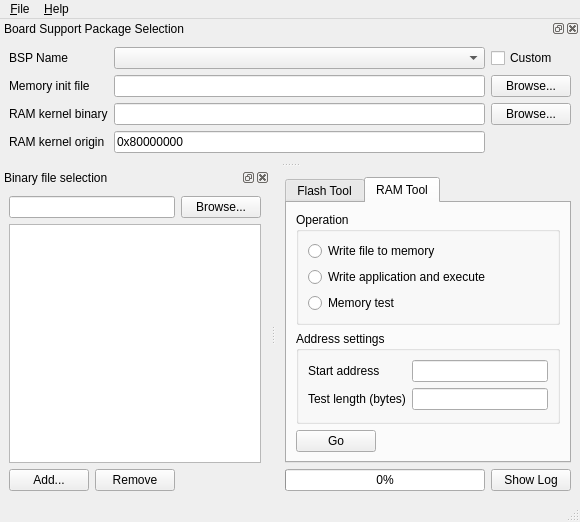
Before: the Qt Designer form mx-toolkit-ui/mainwindow.ui in hbock/pyatk, drawn with Qt 5.
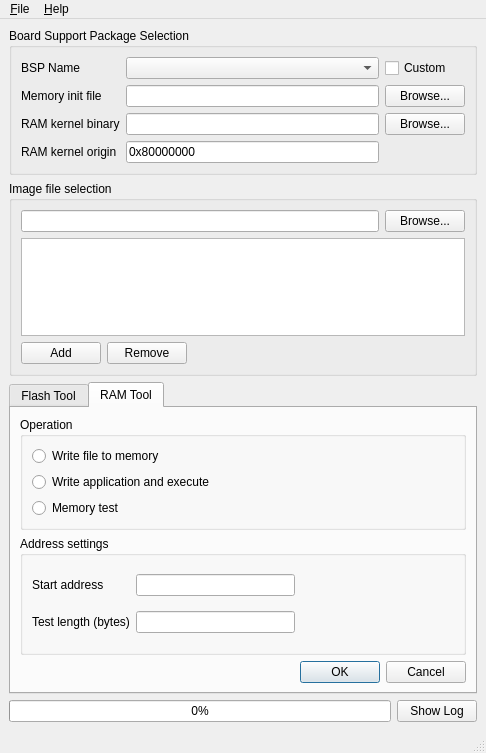
After: the same form once the commit is applied. The open tabs and pages were chosen to show the change.

Commit message:
mx-toolkit-ui: more UI re-arranging; begin implementation of file history table; add address validators
 - All length/address QLineEdits now only accept valid integer notations: decimal, hexadecimal (0x prefix), octal (0o prefix), binary (0b prefix)
 - Scrap dock widgets, too complicated to deal with/lay out
 - Implement adding items to the file history table

Patch:
```diff
--- a/mx-toolkit-ui/mainwindow.ui
+++ b/mx-toolkit-ui/mainwindow.ui
@@ -6,8 +6,8 @@
    <rect>
     <x>0</x>
     <y>0</y>
-    <width>580</width>
-    <height>516</height>
+    <width>486</width>
+    <height>753</height>
    </rect>
   </property>
   <property name="windowTitle">
@@ -20,8 +20,82 @@
    <set>QMainWindow::AllowTabbedDocks|QMainWindow::AnimatedDocks</set>
   </property>
   <widget class="QWidget" name="centralwidget">
-   <layout class="QGridLayout" name="gridLayout_2">
-    <item row="0" column="0" colspan="2">
+   <layout class="QGridLayout" name="gridLayout_3">
+    <item row="1" column="0" colspan="2">
+     <widget class="QGroupBox" name="groupBox">
+      <property name="title">
+       <string>Image file selection</string>
+      </property>
+      <layout class="QGridLayout" name="gridLayout_2">
+       <item row="2" column="1" colspan="2">
+        <widget class="QPushButton" name="binary_file_table_remove_button">
+         <property name="sizePolicy">
+          <sizepolicy hsizetype="Maximum" vsizetype="Fixed">
+           <horstretch>0</horstretch>
+           <verstretch>0</verstretch>
+          </sizepolicy>
+         </property>
+         <property name="text">
+          <string>Remove</string>
+         </property>
+        </widget>
+       </item>
+       <item row="0" column="2">
+        <widget class="QPushButton" name="binary_file_browse_button">
+         <property name="sizePolicy">
+          <sizepolicy hsizetype="Maximum" vsizetype="Fixed">
+           <horstretch>0</horstretch>
+           <verstretch>0</verstretch>
+          </sizepolicy>
+         </property>
+         <property name="text">
+          <string>Browse...</string>
+         </property>
+        </widget>
+       </item>
+       <item row="0" column="0" colspan="2">
+        <widget class="QLineEdit" name="binary_file_lineedit">
+         <property name="sizePolicy">
+          <sizepolicy hsizetype="Minimum" vsizetype="Fixed">
+           <horstretch>0</horstretch>
+           <verstretch>0</verstretch>
+          </sizepolicy>
+         </property>
+        </widget>
+       </item>
+       <item row="2" column="0">
+        <widget class="QPushButton" name="binary_file_table_add_button">
+         <property name="sizePolicy">
+          <sizepolicy hsizetype="Maximum" vsizetype="Fixed">
+           <horstretch>0</horstretch>
+           <verstretch>0</verstretch>
+          </sizepolicy>
+         </property>
+         <property name="text">
+          <string>Add</string>
+         </property>
+        </widget>
+       </item>
+       <item row="1" column="0" colspan="3">
+        <widget class="QTableView" name="binary_file_history_tableview"/>
+       </item>
+      </layout>
+      <zorder>binary_file_table_remove_button</zorder>
+      <zorder>binary_file_table_add_button</zorder>
+      <zorder>binary_file_browse_button</zorder>
+      <zorder>binary_file_lineedit</zorder>
+      <zorder>binary_file_history_tableview</zorder>
+      <zorder>binary_file_table_add_button</zorder>
+      <zorder>binary_file_browse_button</zorder>
+      <zorder>binary_file_lineedit</zorder>
+      <zorder>binary_file_history_tableview</zorder>
+      <zorder>binary_file_lineedit</zorder>
+      <zorder>binary_file_browse_button</zorder>
+      <zorder>binary_file_history_tableview</zorder>
+      <zorder>binary_file_table_add_button</zorder>
+     </widget>
+    </item>
+    <item row="2" column="0" colspan="2">
      <widget class="QTabWidget" name="tabWidget">
       <property name="sizePolicy">
        <sizepolicy hsizetype="Preferred" vsizetype="Preferred">
@@ -114,6 +188,19 @@
              </property>
             </widget>
            </item>
+           <item row="0" column="2">
+            <spacer name="horizontalSpacer">
+             <property name="orientation">
+              <enum>Qt::Horizontal</enum>
+             </property>
+             <property name="sizeHint" stdset="0">
+              <size>
+               <width>40</width>
+               <height>20</height>
+              </size>
+             </property>
+            </spacer>
+           </item>
           </layout>
          </widget>
         </item>
@@ -132,13 +219,6 @@
            <set>Qt::AlignLeading|Qt::AlignLeft|Qt::AlignTop</set>
           </property>
           <layout class="QVBoxLayout" name="verticalLayout_6">
-           <item>
-            <widget class="QCheckBox" name="flash_lba_checkbox">
-             <property name="text">
-              <string>LBA</string>
-             </property>
-            </widget>
-           </item>
            <item>
             <widget class="QCheckBox" name="flash_bbt_checkbox">
              <property name="text">
@@ -146,6 +226,13 @@
              </property>
             </widget>
            </item>
+           <item>
+            <widget class="QCheckBox" name="flash_lba_checkbox">
+             <property name="text">
+              <string>LBA</string>
+             </property>
+            </widget>
+           </item>
            <item>
             <widget class="QCheckBox" name="flash_swap_bi_checkbox">
              <property name="text">
@@ -163,6 +250,13 @@
           </layout>
          </widget>
         </item>
+        <item row="2" column="0" colspan="2">
+         <widget class="QDialogButtonBox" name="flash_tool_buttonbox">
+          <property name="standardButtons">
+           <set>QDialogButtonBox::Cancel|QDialogButtonBox::Ok</set>
+          </property>
+         </widget>
+        </item>
        </layout>
       </widget>
       <widget class="QWidget" name="tab">
@@ -179,6 +273,20 @@
            <string>Address settings</string>
           </property>
           <layout class="QGridLayout" name="gridLayout_6">
+           <item row="1" column="1">
+            <widget class="QLineEdit" name="memory_operation_length_lineedit">
+             <property name="alignment">
+              <set>Qt::AlignLeading|Qt::AlignLeft|Qt::AlignTop</set>
+             </property>
+            </widget>
+           </item>
+           <item row="0" column="1">
+            <widget class="QLineEdit" name="memory_operation_address_lineedit">
+             <property name="alignment">
+              <set>Qt::AlignLeading|Qt::AlignLeft|Qt::AlignTop</set>
+             </property>
+            </widget>
+           </item>
            <item row="0" column="0">
             <widget class="QLabel" name="label_7">
              <property name="text">
@@ -186,20 +294,6 @@
              </property>
             </widget>
            </item>
-           <item row="0" column="1">
-            <widget class="QLineEdit" name="memory_operation_address_lineedit">
-             <property name="alignment">
-              <set>Qt::AlignLeading|Qt::AlignLeft|Qt::AlignTop</set>
-             </property>
-            </widget>
-           </item>
-           <item row="1" column="1">
-            <widget class="QLineEdit" name="memory_operation_length_lineedit">
-             <property name="alignment">
-              <set>Qt::AlignLeading|Qt::AlignLeft|Qt::AlignTop</set>
-             </property>
-            </widget>
-           </item>
            <item row="1" column="0">
             <widget class="QLabel" name="label_8">
              <property name="text">
@@ -207,6 +301,19 @@
              </property>
             </widget>
            </item>
+           <item row="0" column="2">
+            <spacer name="horizontalSpacer_3">
+             <property name="orientation">
+              <enum>Qt::Horizontal</enum>
+             </property>
+             <property name="sizeHint" stdset="0">
+              <size>
+               <width>40</width>
+               <height>20</height>
+              </size>
+             </property>
+            </spacer>
+           </item>
           </layout>
          </widget>
         </item>
@@ -246,16 +353,10 @@
           </layout>
          </widget>
         </item>
-        <item row="2" column="0">
-         <widget class="QPushButton" name="ram_tool_go_button">
-          <property name="sizePolicy">
-           <sizepolicy hsizetype="Maximum" vsizetype="Fixed">
-            <horstretch>0</horstretch>
-            <verstretch>0</verstretch>
-           </sizepolicy>
-          </property>
-          <property name="text">
-           <string>Go</string>
+        <item row="2" column="0" colspan="2">
+         <widget class="QDialogButtonBox" name="memory_tool_buttonbox">
+          <property name="standardButtons">
+           <set>QDialogButtonBox::Cancel|QDialogButtonBox::Ok</set>
           </property>
          </widget>
         </item>
@@ -263,20 +364,109 @@
       </widget>
      </widget>
     </item>
-    <item row="1" column="0">
+    <item row="3" column="0">
      <widget class="QProgressBar" name="operation_progress_bar">
       <property name="value">
        <number>0</number>
       </property>
      </widget>
     </item>
-    <item row="1" column="1">
+    <item row="3" column="1">
      <widget class="QPushButton" name="show_log_button">
       <property name="text">
        <string>Show Log</string>
       </property>
      </widget>
     </item>
+    <item row="0" column="0" colspan="2">
+     <widget class="QGroupBox" name="groupBox_2">
+      <property name="title">
+       <string>Board Support Package Selection</string>
+      </property>
+      <layout class="QGridLayout" name="gridLayout">
+       <item row="2" column="2">
+        <widget class="QPushButton" name="ram_kernel_browse_button">
+         <property name="text">
+          <string>Browse...</string>
+         </property>
+        </widget>
+       </item>
+       <item row="0" column="2">
+        <widget class="QCheckBox" name="bsp_custom_checkbox">
+         <property name="text">
+          <string>Custom</string>
+         </property>
+        </widget>
+       </item>
+       <item row="0" column="0">
+        <widget class="QLabel" name="label_6">
+         <property name="text">
+          <string>BSP Name</string>
+         </property>
+        </widget>
+       </item>
+       <item row="1" column="2">
+        <widget class="QPushButton" name="memory_init_browse_button">
+         <property name="text">
+          <string>Browse...</string>
+         </property>
+        </widget>
+       </item>
+       <item row="1" column="0">
+        <widget class="QLabel" name="label">
+         <property name="text">
+          <string>Memory init file</string>
+         </property>
+        </widget>
+       </item>
+       <item row="0" column="1">
+        <widget class="QComboBox" name="bsp_select_combobox"/>
+       </item>
+       <item row="2" column="1">
+        <widget class="QLineEdit" name="ram_kernel_binary_lineedit"/>
+       </item>
+       <item row="1" column="1">
+        <widget class="QLineEdit" name="memory_init_lineedit"/>
+       </item>
+       <item row="2" column="0">
+        <widget class="QLabel" name="label_2">
+         <property name="text">
+          <string>RAM kernel binary</string>
+         </property>
+        </widget>
+       </item>
+       <item row="3" column="1">
+        <widget class="QLineEdit" name="ram_kernel_origin_lineedit">
+         <property name="text">
+          <string>0x80000000</string>
+         </property>
+        </widget>
+       </item>
+       <item row="3" column="0">
+        <widget class="QLabel" name="label_3">
+         <property name="text">
+          <string>RAM kernel origin</string>
+         </property>
+        </widget>
+       </item>
+      </layout>
+      <zorder>label_3</zorder>
+      <zorder>label</zorder>
+      <zorder>label_2</zorder>
+      <zorder>label_6</zorder>
+      <zorder>bsp_select_combobox</zorder>
+      <zorder>ram_kernel_binary_lineedit</zorder>
+      <zorder>ram_kernel_origin_lineedit</zorder>
+      <zorder>memory_init_lineedit</zorder>
+      <zorder>bsp_select_combobox</zorder>
+      <zorder>ram_kernel_binary_lineedit</zorder>
+      <zorder>ram_kernel_origin_lineedit</zorder>
+      <zorder>memory_init_lineedit</zorder>
+      <zorder>bsp_custom_checkbox</zorder>
+      <zorder>memory_init_browse_button</zorder>
+      <zorder>ram_kernel_browse_button</zorder>
+     </widget>
+    </item>
    </layout>
   </widget>
   <widget class="QMenuBar" name="menubar">
@@ -284,7 +474,7 @@
     <rect>
      <x>0</x>
      <y>0</y>
-     <width>580</width>
+     <width>486</width>
      <height>21</height>
     </rect>
    </property>
@@ -304,147 +494,6 @@
    <addaction name="menu_Help"/>
   </widget>
   <widget class="QStatusBar" name="statusbar"/>
-  <widget class="QDockWidget" name="dockWidget">
-   <property name="windowTitle">
-    <string>Board Support Package Selection</string>
-   </property>
-   <attribute name="dockWidgetArea">
-    <number>4</number>
-   </attribute>
-   <widget class="QWidget" name="dockWidgetContents_3">
-    <layout class="QGridLayout" name="gridLayout">
-     <item row="0" column="0">
-      <widget class="QLabel" name="label_6">
-       <property name="text">
-        <string>BSP Name</string>
-       </property>
-      </widget>
-     </item>
-     <item row="0" column="1">
-      <widget class="QComboBox" name="bsp_select_combobox"/>
-     </item>
-     <item row="0" column="2">
-      <widget class="QCheckBox" name="bsp_custom_checkbox">
-       <property name="text">
-        <string>Custom</string>
-       </property>
-      </widget>
-     </item>
-     <item row="1" column="0">
-      <widget class="QLabel" name="label">
-       <property name="text">
-        <string>Memory init file</string>
-       </property>
-      </widget>
-     </item>
-     <item row="1" column="1">
-      <widget class="QLineEdit" name="memory_init_lineedit"/>
-     </item>
-     <item row="1" column="2">
-      <widget class="QPushButton" name="memory_init_browse_button">
-       <property name="text">
-        <string>Browse...</string>
-       </property>
-      </widget>
-     </item>
-     <item row="2" column="0">
-      <widget class="QLabel" name="label_2">
-       <property name="text">
-        <string>RAM kernel binary</string>
-       </property>
-      </widget>
-     </item>
-     <item row="2" column="1">
-      <widget class="QLineEdit" name="ram_kernel_binary_lineedit"/>
-     </item>
-     <item row="2" column="2">
-      <widget class="QPushButton" name="ram_kernel_browse_button">
-       <property name="text">
-        <string>Browse...</string>
-       </property>
-      </widget>
-     </item>
-     <item row="3" column="0">
-      <widget class="QLabel" name="label_3">
-       <property name="text">
-        <string>RAM kernel origin</string>
-       </property>
-      </widget>
-     </item>
-     <item row="3" column="1">
-      <widget class="QLineEdit" name="ram_kernel_origin_lineedit">
-       <property name="text">
-        <string>0x80000000</string>
-       </property>
-      </widget>
-     </item>
-    </layout>
-   </widget>
-  </widget>
-  <widget class="QDockWidget" name="dockWidget_2">
-   <property name="windowTitle">
-    <string>Binary file selection</string>
-   </property>
-   <attribute name="dockWidgetArea">
-    <number>1</number>
-   </attribute>
-   <widget class="QWidget" name="dockWidgetContents_4">
-    <layout class="QGridLayout" name="gridLayout_8">
-     <item row="0" column="0" colspan="2">
-      <widget class="QLineEdit" name="binary_file_lineedit">
-       <property name="sizePolicy">
-        <sizepolicy hsizetype="Minimum" vsizetype="Fixed">
-         <horstretch>0</horstretch>
-         <verstretch>0</verstretch>
-        </sizepolicy>
-       </property>
-      </widget>
-     </item>
-     <item row="0" column="2">
-      <widget class="QPushButton" name="binary_file_browse_button">
-       <property name="sizePolicy">
-        <sizepolicy hsizetype="Maximum" vsizetype="Fixed">
-         <horstretch>0</horstretch>
-         <verstretch>0</verstretch>
-        </sizepolicy>
-       </property>
-       <property name="text">
-        <string>Browse...</string>
-       </property>
-      </widget>
-     </item>
-     <item row="1" column="0" colspan="3">
-      <widget class="QTableView" name="binary_file_history_tableview"/>
-     </item>
-     <item row="2" column="0">
-      <widget class="QPushButton" name="binary_file_table_add_button">
-       <property name="sizePolicy">
-        <sizepolicy hsizetype="Maximum" vsizetype="Fixed">
-         <horstretch>0</horstretch>
-         <verstretch>0</verstretch>
-        </sizepolicy>
-       </property>
-       <property name="text">
-        <string>Add...</string>
-       </property>
-      </widget>
-     </item>
-     <item row="2" column="1">
-      <widget class="QPushButton" name="binary_file_table_remove_button">
-       <property name="sizePolicy">
-        <sizepolicy hsizetype="Maximum" vsizetype="Fixed">
-         <horstretch>0</horstretch>
-         <verstretch>0</verstretch>
-        </sizepolicy>
-       </property>
-       <property name="text">
-        <string>Remove</string>
-       </property>
-      </widget>
-     </item>
-    </layout>
-   </widget>
-  </widget>
   <action name="action_exit">
    <property name="text">
     <string>&amp;Exit</string>
```
The commit also changes 2 other files.
